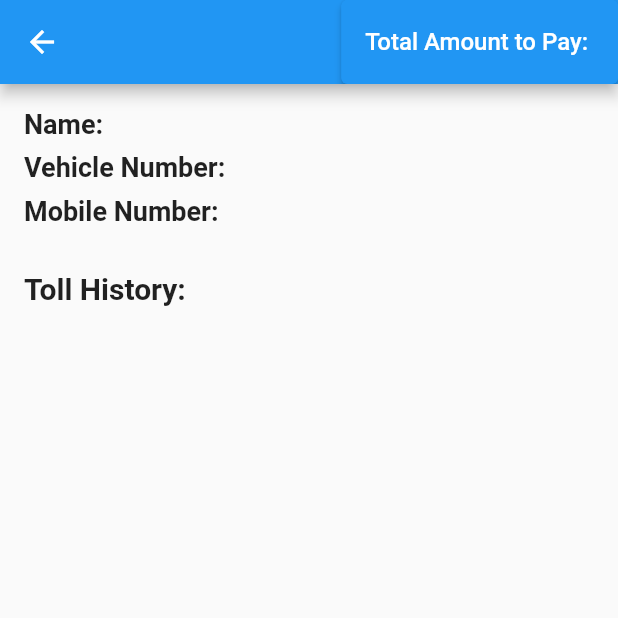
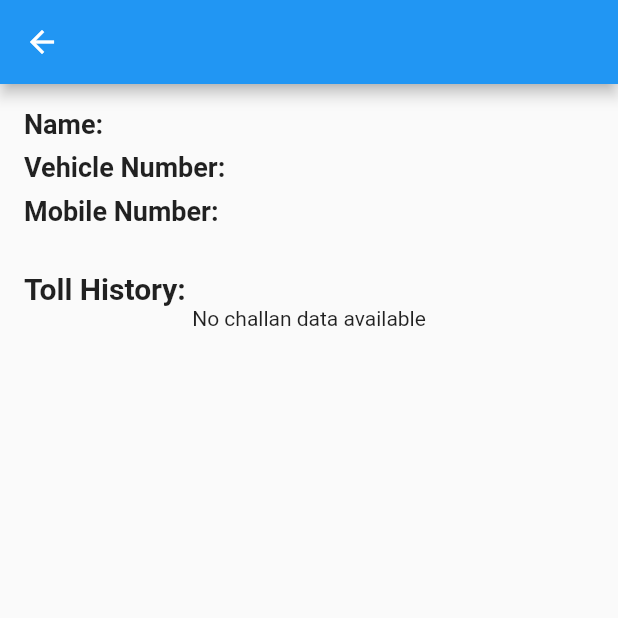
Before and after one commit to ShivamGS/Okayokay, a Flutter app: the UserCard screen opened directly with empty values, on a phone screen of 412 x 824 dp, the top half of it. Run offline on Flutter 3.47's test engine with Material 2 defaults, Android fonts, the light colour scheme and no system bars; our stand-ins replace cloud_firestore, firebase_auth, firebase_core, geolocator, google_maps_flutter, shimmer and 1 more; missing offline and left inert: razorpay_flutter, widget_to_marker; accounts and stored records are empty.

Commit message:
new commit

```diff
--- a/lib/Admin/admin_map.dart
+++ b/lib/Admin/admin_map.dart
@@ -82,6 +82,10 @@ class AdminMapState extends State<AdminMap> {
                               DeleteTollPage(), // Create DeletePage
                         ),
                       );
+
+                      setState(() {
+                        markers;
+                      });
                     },
                     label: const Text('Delete Markers'),
                     icon: const Icon(Icons.delete),
--- a/lib/Admin/user_info/user_info.dart
+++ b/lib/Admin/user_info/user_info.dart
@@ -55,7 +55,6 @@ class _UserInfoState extends State<UserInfo> {
                     final dataToDisplay = _filteredData.isNotEmpty
                         ? _filteredData
                         : snapshot.data!.docs;
-
                     return Padding(
                       padding: const EdgeInsets.all(20),
                       child: ListView.builder(
--- a/lib/Admin/user_info/x_user.dart
+++ b/lib/Admin/user_info/x_user.dart
@@ -15,19 +15,19 @@ class UserCard extends StatelessWidget {
       appBar: AppBar(
         title: Text(user['firstName']),
         actions: [
-          ElevatedButton(
-            onPressed: () {},
-            style: ElevatedButton.styleFrom(
-              primary: Colors.blue,
-            ),
-            child: Text(
-              "Total Amount to Pay: ${user['Money to pay']}",
-              style: TextStyle(
-                fontSize: 16,
-                color: Colors.white,
-              ),
-            ),
-          ),
+          // ElevatedButton(
+          //   onPressed: () {},
+          //   style: ElevatedButton.styleFrom(
+          //     primary: Colors.blue,
+          //   ),
+          //   child: Text(
+          //     "Total Amount to Pay: ${user['Money to pay']}",
+          //     style: TextStyle(
+          //       fontSize: 16,
+          //       color: Colors.white,
+          //     ),
+          //   ),
+          // ),
         ],
       ),
       body: Container(
@@ -88,6 +88,61 @@ class UserCard extends StatelessWidget {
               ),
             ),
             // Add your toll history widgets here
+
+            SingleChildScrollView(
+              child: StreamBuilder<QuerySnapshot>(
+                stream: FirebaseFirestore.instance
+                    .collection('Users')
+                    .doc(user.id)
+                    .collection('challan')
+                    .snapshots(),
+                builder: (context, snapshot) {
+                  if (snapshot.hasError) {
+                    return Center(
+                      child: Text('Error: ${snapshot.error}'),
+                    );
+                  }
+
+                  if (snapshot.connectionState == ConnectionState.waiting) {
+                    return Center(
+                      child: CircularProgressIndicator(),
+                    );
+                  }
+
+                  if (!snapshot.hasData || snapshot.data!.docs.isEmpty) {
+                    return Center(
+                      child: Text('No challan data available'),
+                    );
+                  }
+
+                  // Extract and display three fields from each document in the 'challan' collection
+                  List<Widget> challanWidgets =
+                      snapshot.data!.docs.map((document) {
+                    Map<String, dynamic> challanData =
+                        document.data() as Map<String, dynamic>;
+                    Timestamp timestamp = challanData['timestamp'];
+                    String formattedDateTime =
+                        DateFormat.yMd().add_Hms().format(timestamp.toDate());
+
+                    return ListTile(
+                      title: Text('Toll Name: ${challanData['name']}'),
+                      subtitle: Column(
+                        crossAxisAlignment: CrossAxisAlignment.start,
+                        children: [
+                          Text('Time/Day: ${challanData['field2']}'),
+                          Text('price: ${challanData['price']}'),
+                          Text('Timestamp: $formattedDateTime'),
+                        ],
+                      ),
+                    );
+                  }).toList();
+
+                  return ListView(
+                    children: challanWidgets,
+                  );
+                },
+              ),
+            )
           ],
         ),
       ),
```
